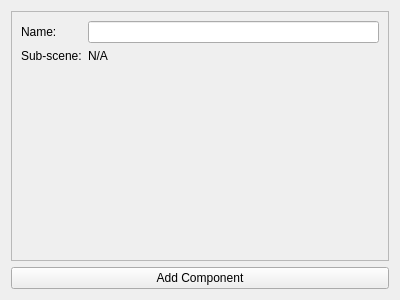
First picture: the form in tools/editor/application/VadonEditor/UI/Model/Scene/EntityEditor.ui, repository janos-ijgyarto/vadon, before the edit.
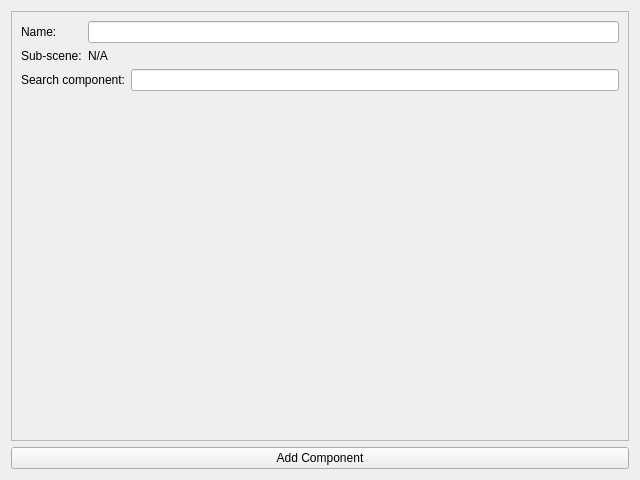
Second picture: the form after the edit.

The edit to the form file:
```diff
--- a/tools/editor/application/VadonEditor/UI/Model/Scene/EntityEditor.ui
+++ b/tools/editor/application/VadonEditor/UI/Model/Scene/EntityEditor.ui
@@ -6,8 +6,8 @@
    <rect>
     <x>0</x>
     <y>0</y>
-    <width>400</width>
-    <height>300</height>
+    <width>640</width>
+    <height>480</height>
    </rect>
   </property>
   <property name="windowTitle">
@@ -24,8 +24,8 @@
        <rect>
         <x>0</x>
         <y>0</y>
-        <width>380</width>
-        <height>250</height>
+        <width>620</width>
+        <height>430</height>
        </rect>
       </property>
       <layout class="QVBoxLayout" name="componentScrollMainVBox">
@@ -57,6 +57,24 @@
          </item>
         </layout>
        </item>
+       <item>
+        <layout class="QHBoxLayout" name="componentFilterHBox">
+         <item>
+          <widget class="QLabel" name="componentFilterLabel">
+           <property name="text">
+            <string>Search component:</string>
+           </property>
+          </widget>
+         </item>
+         <item>
+          <widget class="QLineEdit" name="componentFilterLineEdit">
+           <property name="clearButtonEnabled">
+            <bool>true</bool>
+           </property>
+          </widget>
+         </item>
+        </layout>
+       </item>
        <item>
         <layout class="QVBoxLayout" name="componentListVBox">
          <item>
```
Left out of the diff: 17 changed lines with no effect on the pictures.
